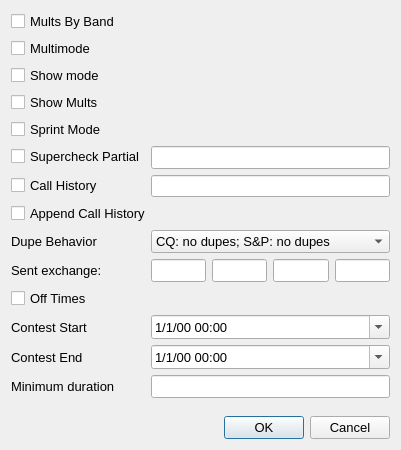
First picture: the form in so2sdr/contestoptdialog.ui, repository n4ogw/so2sdr, before the edit.
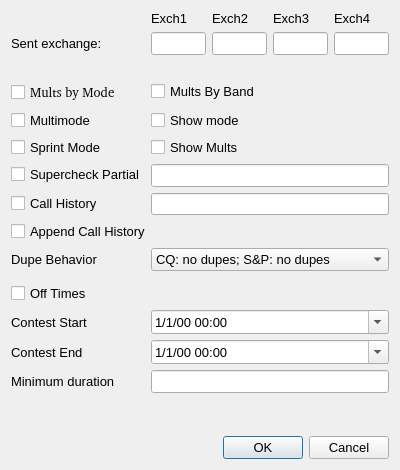
Second picture: the form after the edit.

Diff of the .ui file:
```diff
--- a/so2sdr/contestoptdialog.ui
+++ b/so2sdr/contestoptdialog.ui
@@ -6,8 +6,8 @@
    <rect>
     <x>0</x>
     <y>0</y>
-    <width>401</width>
-    <height>450</height>
+    <width>400</width>
+    <height>470</height>
    </rect>
   </property>
   <property name="sizePolicy">
@@ -19,13 +19,13 @@
   <property name="minimumSize">
    <size>
     <width>400</width>
-    <height>450</height>
+    <height>470</height>
    </size>
   </property>
   <property name="maximumSize">
    <size>
-    <width>401</width>
-    <height>450</height>
+    <width>400</width>
+    <height>470</height>
    </size>
   </property>
   <property name="windowTitle">
@@ -40,22 +40,131 @@
      <property name="fieldGrowthPolicy">
       <enum>QFormLayout::AllNonFixedFieldsGrow</enum>
      </property>
-     <item row="1" column="0">
-      <widget class="QCheckBox" name="MultsByBandCheckBox">
+     <item row="2" column="1">
+      <layout class="QHBoxLayout" name="horizontalLayout_3">
+       <item>
+        <widget class="QLabel" name="sentExch1Label">
+         <property name="font">
+          <font>
+           <family>Cantarell</family>
+           <pointsize>10</pointsize>
+          </font>
+         </property>
+         <property name="text">
+          <string>Exch1</string>
+         </property>
+        </widget>
+       </item>
+       <item>
+        <widget class="QLabel" name="sentExch2Label">
+         <property name="font">
+          <font>
+           <pointsize>10</pointsize>
+          </font>
+         </property>
+         <property name="text">
+          <string>Exch2</string>
+         </property>
+        </widget>
+       </item>
+       <item>
+        <widget class="QLabel" name="sentExch3Label">
+         <property name="font">
+          <font>
+           <pointsize>10</pointsize>
+          </font>
+         </property>
+         <property name="text">
+          <string>Exch3</string>
+         </property>
+        </widget>
+       </item>
+       <item>
+        <widget class="QLabel" name="sentExch4Label">
+         <property name="font">
+          <font>
+           <pointsize>10</pointsize>
+          </font>
+         </property>
+         <property name="text">
+          <string>Exch4</string>
+         </property>
+        </widget>
+       </item>
+      </layout>
+     </item>
+     <item row="3" column="0">
+      <widget class="QLabel" name="label">
        <property name="font">
         <font>
          <pointsize>10</pointsize>
         </font>
        </property>
-       <property name="toolTip">
-        <string>Multipliers are per-band</string>
+       <property name="text">
+        <string>Sent exchange:</string>
        </property>
+      </widget>
+     </item>
+     <item row="3" column="1">
+      <layout class="QHBoxLayout" name="horizontalLayout_2">
+       <item>
+        <widget class="QLineEdit" name="lineEditExch1">
+         <property name="font">
+          <font>
+           <pointsize>10</pointsize>
+          </font>
+         </property>
+         <property name="toolTip">
+          <string>First part of sent exchange. RST and Qso # are handled automatically.</string>
+         </property>
+        </widget>
+       </item>
+       <item>
+        <widget class="QLineEdit" name="lineEditExch2">
+         <property name="font">
+          <font>
+           <pointsize>10</pointsize>
+          </font>
+         </property>
+         <property name="toolTip">
+          <string>Second part of sent exchange. RST and Qso # are handled automatically.</string>
+         </property>
+        </widget>
+       </item>
+       <item>
+        <widget class="QLineEdit" name="lineEditExch3">
+         <property name="font">
+          <font>
+           <pointsize>10</pointsize>
+          </font>
+         </property>
+         <property name="toolTip">
+          <string>Third part of sent exchange. RST and Qso # are handled automatically.</string>
+         </property>
+        </widget>
+       </item>
+       <item>
+        <widget class="QLineEdit" name="lineEditExch4">
+         <property name="font">
+          <font>
+           <pointsize>10</pointsize>
+          </font>
+         </property>
+         <property name="toolTip">
+          <string>Fourth part of sent exchange. RST and Qso # are handled automatically.</string>
+         </property>
+        </widget>
+       </item>
+      </layout>
+     </item>
+     <item row="4" column="1">
+      <widget class="QLabel" name="warningLabel">
        <property name="text">
-        <string>Mults By Band</string>
+        <string/>
        </property>
       </widget>
      </item>
-     <item row="2" column="0">
+     <item row="6" column="0">
       <widget class="QCheckBox" name="MultiModeCheckBox">
        <property name="font">
         <font>
@@ -67,34 +176,7 @@
        </property>
       </widget>
      </item>
-     <item row="3" column="0">
-      <widget class="QCheckBox" name="ShowModeCheckBox">
-       <property name="font">
-        <font>
-         <pointsize>10</pointsize>
-        </font>
-       </property>
-       <property name="text">
-        <string>Show mode</string>
-       </property>
-      </widget>
-     </item>
-     <item row="4" column="0">
-      <widget class="QCheckBox" name="ShowMultsCheckBox">
-       <property name="font">
-        <font>
-         <pointsize>10</pointsize>
-        </font>
-       </property>
-       <property name="toolTip">
-        <string>Show mults worked in &quot;Mults&quot; box</string>
-       </property>
-       <property name="text">
-        <string>Show Mults</string>
-       </property>
-      </widget>
-     </item>
-     <item row="5" column="0">
+     <item row="10" column="0">
       <widget class="QCheckBox" name="SprintCheckBox">
        <property name="font">
         <font>
@@ -109,7 +191,7 @@
        </property>
       </widget>
      </item>
-     <item row="6" column="0">
+     <item row="11" column="0">
       <widget class="QCheckBox" name="MasterCheckBox">
        <property name="font">
         <font>
@@ -121,7 +203,7 @@
        </property>
       </widget>
      </item>
-     <item row="6" column="1">
+     <item row="11" column="1">
       <widget class="QLineEdit" name="MasterLineEdit">
        <property name="font">
         <font>
@@ -134,7 +216,44 @@
        </property>
       </widget>
      </item>
-     <item row="9" column="0">
+     <item row="12" column="0">
+      <widget class="QCheckBox" name="HistoryCheckBox">
+       <property name="font">
+        <font>
+         <pointsize>10</pointsize>
+        </font>
+       </property>
+       <property name="toolTip">
+        <string>Enable Call History for exchange Pre-fill</string>
+       </property>
+       <property name="text">
+        <string>Call History</string>
+       </property>
+      </widget>
+     </item>
+     <item row="12" column="1">
+      <widget class="QLineEdit" name="HistoryLineEdit">
+       <property name="toolTip">
+        <string>Exchange history database file.</string>
+       </property>
+      </widget>
+     </item>
+     <item row="13" column="0" colspan="2">
+      <widget class="QCheckBox" name="HistoryUpdateCheckBox">
+       <property name="font">
+        <font>
+         <pointsize>10</pointsize>
+        </font>
+       </property>
+       <property name="toolTip">
+        <string>Append Call History on-the-fly during contest</string>
+       </property>
+       <property name="text">
+        <string>Append Call History</string>
+       </property>
+      </widget>
+     </item>
+     <item row="14" column="0">
       <widget class="QLabel" name="label_2">
        <property name="font">
         <font>
@@ -146,7 +265,7 @@
        </property>
       </widget>
      </item>
-     <item row="9" column="1">
+     <item row="14" column="1">
       <widget class="QComboBox" name="dupesComboBox">
        <property name="font">
         <font>
@@ -175,59 +294,10 @@
        </item>
       </widget>
      </item>
-     <item row="10" column="0">
-      <widget class="QLabel" name="label">
-       <property name="font">
-        <font>
-         <pointsize>10</pointsize>
-        </font>
-       </property>
-       <property name="text">
-        <string>Sent exchange:</string>
-       </property>
-      </widget>
+     <item row="15" column="1">
+      <layout class="QHBoxLayout" name="horizontalLayout"/>
      </item>
-     <item row="10" column="1">
-      <layout class="QHBoxLayout" name="horizontalLayout">
-       <item>
-        <widget class="QLineEdit" name="lineEditExch1">
-         <property name="font">
-          <font>
-           <pointsize>10</pointsize>
-          </font>
-         </property>
-        </widget>
-       </item>
-       <item>
-        <widget class="QLineEdit" name="lineEditExch2">
-         <property name="font">
-          <font>
-           <pointsize>10</pointsize>
-          </font>
-         </property>
-        </widget>
-       </item>
-       <item>
-        <widget class="QLineEdit" name="lineEditExch3">
-         <property name="font">
-          <font>
-           <pointsize>10</pointsize>
-          </font>
-         </property>
-        </widget>
-       </item>
-       <item>
-        <widget class="QLineEdit" name="lineEditExch4">
-         <property name="font">
-          <font>
-           <pointsize>10</pointsize>
-          </font>
-         </property>
-        </widget>
-       </item>
-      </layout>
-     </item>
-     <item row="11" column="0">
+     <item row="16" column="0">
       <widget class="QCheckBox" name="OffTimeCheckBox">
        <property name="font">
         <font>
@@ -239,7 +309,7 @@
        </property>
       </widget>
      </item>
-     <item row="12" column="0">
+     <item row="17" column="0">
       <widget class="QLabel" name="label_4">
        <property name="font">
         <font>
@@ -251,7 +321,7 @@
        </property>
       </widget>
      </item>
-     <item row="12" column="1">
+     <item row="17" column="1">
       <widget class="QDateTimeEdit" name="startDateTimeEdit">
        <property name="font">
         <font>
@@ -272,7 +342,7 @@
        </property>
       </widget>
      </item>
-     <item row="13" column="0">
+     <item row="18" column="0">
       <widget class="QLabel" name="label_5">
        <property name="font">
         <font>
@@ -284,7 +354,7 @@
        </property>
       </widget>
      </item>
-     <item row="13" column="1">
+     <item row="18" column="1">
       <widget class="QDateTimeEdit" name="endDateTimeEdit">
        <property name="font">
         <font>
@@ -305,7 +375,7 @@
        </property>
       </widget>
      </item>
-     <item row="14" column="0">
+     <item row="19" column="0">
       <widget class="QLabel" name="label_6">
        <property name="font">
         <font>
@@ -317,7 +387,7 @@
        </property>
       </widget>
      </item>
-     <item row="14" column="1">
+     <item row="19" column="1">
       <widget class="QLineEdit" name="offMinimumLineEdit">
        <property name="font">
         <font>
@@ -329,26 +399,36 @@
        </property>
       </widget>
      </item>
-     <item row="7" column="0">
-      <widget class="QCheckBox" name="HistoryCheckBox">
+     <item row="5" column="0">
+      <widget class="QCheckBox" name="MultsByModeCheckBox">
        <property name="font">
         <font>
+         <family>Cantarell [unknown]</family>
          <pointsize>10</pointsize>
         </font>
        </property>
+       <property name="text">
+        <string>Mults by Mode</string>
+       </property>
+      </widget>
+     </item>
+     <item row="10" column="1">
+      <widget class="QCheckBox" name="ShowMultsCheckBox">
+       <property name="font">
+        <font>
+         <pointsize>10</pointsize>
+        </font>
+       </property>
        <property name="toolTip">
         <string>Enable Call History for exchange Pre-fill</string>
        </property>
        <property name="text">
-        <string>Call History</string>
+        <string>Show Mults</string>
        </property>
       </widget>
      </item>
-     <item row="7" column="1">
-      <widget class="QLineEdit" name="HistoryLineEdit"/>
-     </item>
-     <item row="8" column="0" colspan="2">
-      <widget class="QCheckBox" name="HistoryUpdateCheckBox">
+     <item row="5" column="1">
+      <widget class="QCheckBox" name="MultsByBandCheckBox">
        <property name="font">
         <font>
          <pointsize>10</pointsize>
@@ -358,7 +438,19 @@
         <string>Append Call History on-the-fly during contest</string>
        </property>
        <property name="text">
-        <string>Append Call History</string>
+        <string>Mults By Band</string>
+       </property>
+      </widget>
+     </item>
+     <item row="6" column="1">
+      <widget class="QCheckBox" name="ShowModeCheckBox">
+       <property name="font">
+        <font>
+         <pointsize>10</pointsize>
+        </font>
+       </property>
+       <property name="text">
+        <string>Show mode</string>
        </property>
       </widget>
      </item>
```
Left out of the diff: 16 changed lines with no effect on the pictures.
